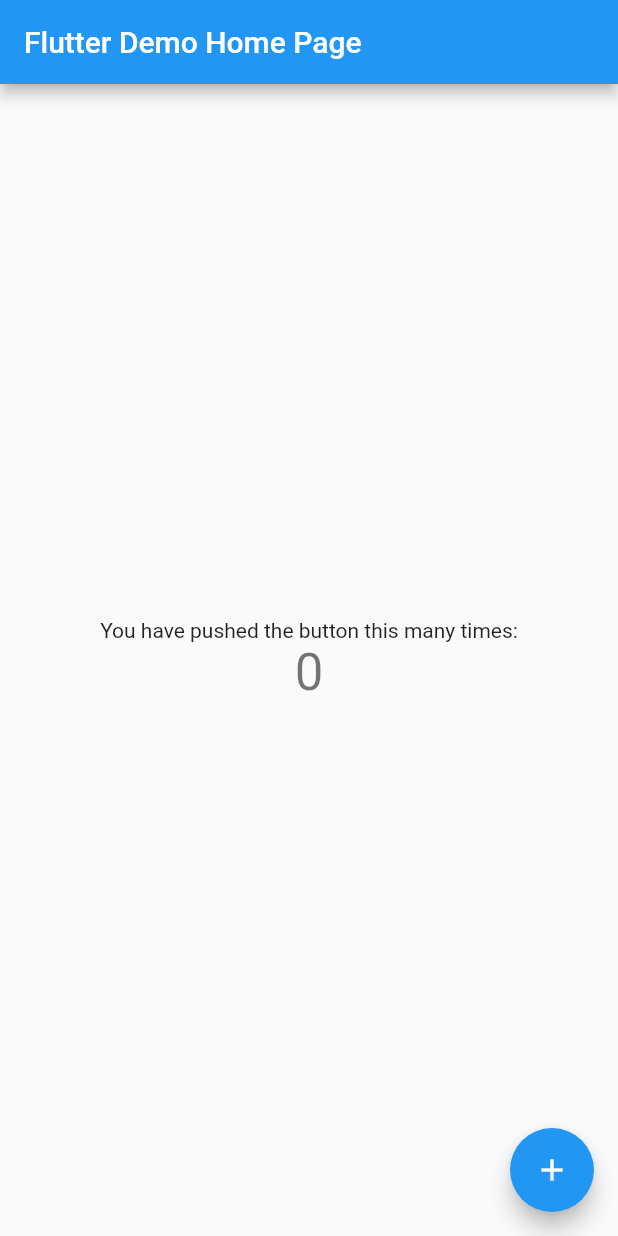
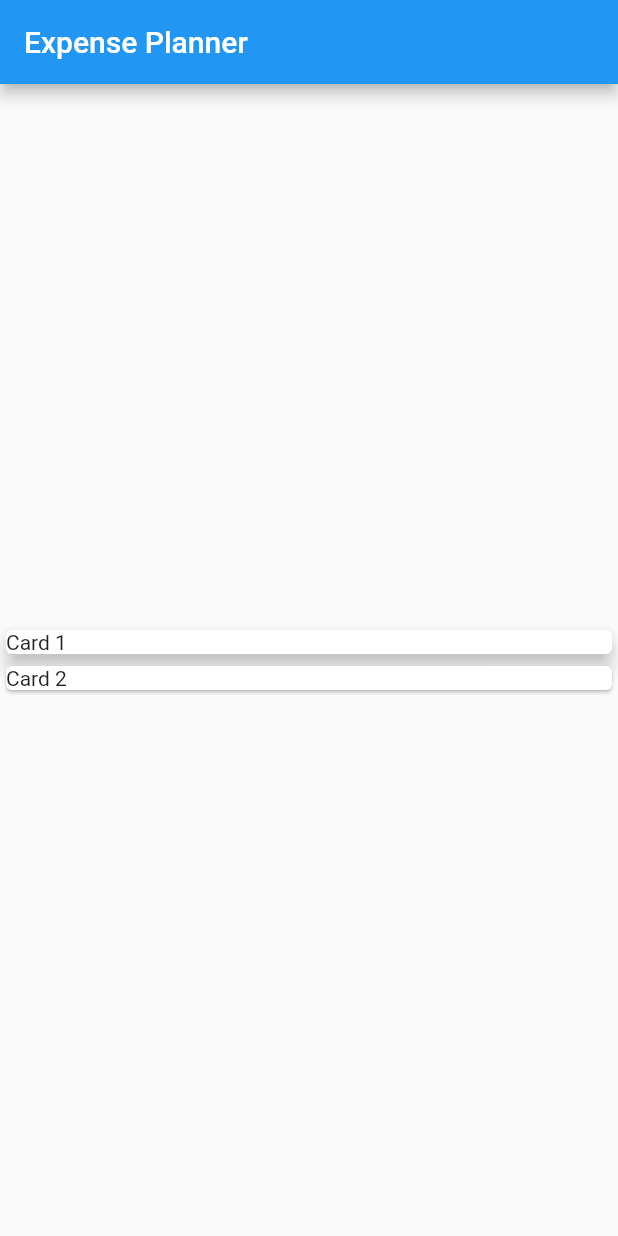
Before and after one commit to shahrazeahmad07/expense_planner, a Flutter app: the screen it shows after launch, on a phone screen of 412 x 824 dp. Run offline on Flutter 3.47's test engine with Material 2 defaults, Android fonts, the phone set to English and light mode, and no system bars.

Commit message:
Added Cards for transaction and calender

```diff
--- a/lib/main.dart
+++ b/lib/main.dart
@@ -1,115 +1,42 @@
 import 'package:flutter/material.dart';
 
 void main() {
-  runApp(const MyApp());
+  runApp(MyApp());
 }
 
 class MyApp extends StatelessWidget {
-  const MyApp({Key? key}) : super(key: key);
-
-  // This widget is the root of your application.
   @override
   Widget build(BuildContext context) {
     return MaterialApp(
       title: 'Flutter Demo',
       theme: ThemeData(
-        // This is the theme of your application.
-        //
-        // Try running your application with "flutter run". You'll see the
-        // application has a blue toolbar. Then, without quitting the app, try
-        // changing the primarySwatch below to Colors.green and then invoke
-        // "hot reload" (press "r" in the console where you ran "flutter run",
-        // or simply save your changes to "hot reload" in a Flutter IDE).
-        // Notice that the counter didn't reset back to zero; the application
-        // is not restarted.
         primarySwatch: Colors.blue,
       ),
-      home: const MyHomePage(title: 'Flutter Demo Home Page'),
+      home: MyHomePage(),
     );
   }
 }
 
-class MyHomePage extends StatefulWidget {
-  const MyHomePage({Key? key, required this.title}) : super(key: key);
-
-  // This widget is the home page of your application. It is stateful, meaning
-  // that it has a State object (defined below) that contains fields that affect
-  // how it looks.
-
-  // This class is the configuration for the state. It holds the values (in this
-  // case the title) provided by the parent (in this case the App widget) and
-  // used by the build method of the State. Fields in a Widget subclass are
-  // always marked "final".
-
-  final String title;
-
-  @override
-  State<MyHomePage> createState() => _MyHomePageState();
-}
-
-class _MyHomePageState extends State<MyHomePage> {
-  int _counter = 0;
-
-  void _incrementCounter() {
-    setState(() {
-      // This call to setState tells the Flutter framework that something has
-      // changed in this State, which causes it to rerun the build method below
-      // so that the display can reflect the updated values. If we changed
-      // _counter without calling setState(), then the build method would not be
-      // called again, and so nothing would appear to happen.
-      _counter++;
-    });
-  }
-
+class MyHomePage extends StatelessWidget {
   @override
   Widget build(BuildContext context) {
-    // This method is rerun every time setState is called, for instance as done
-    // by the _incrementCounter method above.
-    //
-    // The Flutter framework has been optimized to make rerunning build methods
-    // fast, so that you can just rebuild anything that needs updating rather
-    // than having to individually change instances of widgets.
     return Scaffold(
       appBar: AppBar(
-        // Here we take the value from the MyHomePage object that was created by
-        // the App.build method, and use it to set our appbar title.
-        title: Text(widget.title),
+        title: const Text("Expense Planner"),
       ),
-      body: Center(
-        // Center is a layout widget. It takes a single child and positions it
-        // in the middle of the parent.
-        child: Column(
-          // Column is also a layout widget. It takes a list of children and
-          // arranges them vertically. By default, it sizes itself to fit its
-          // children horizontally, and tries to be as tall as its parent.
-          //
-          // Invoke "debug painting" (press "p" in the console, choose the
-          // "Toggle Debug Paint" action from the Flutter Inspector in Android
-          // Studio, or the "Toggle Debug Paint" command in Visual Studio Code)
-          // to see the wireframe for each widget.
-          //
-          // Column has various properties to control how it sizes itself and
-          // how it positions its children. Here we use mainAxisAlignment to
-          // center the children vertically; the main axis here is the vertical
-          // axis because Columns are vertical (the cross axis would be
-          // horizontal).
-          mainAxisAlignment: MainAxisAlignment.center,
-          children: <Widget>[
-            const Text(
-              'You have pushed the button this many times:',
-            ),
-            Text(
-              '$_counter',
-              style: Theme.of(context).textTheme.headline4,
-            ),
-          ],
-        ),
+      body: Column(
+        mainAxisAlignment: MainAxisAlignment.center,
+        crossAxisAlignment: CrossAxisAlignment.stretch,
+        children: const [
+          Card(
+            child: Text("Card 1"),
+            elevation: 5,
+          ),
+          Card(
+            child: Text("Card 2"),
+          ),
+        ],
       ),
-      floatingActionButton: FloatingActionButton(
-        onPressed: _incrementCounter,
-        tooltip: 'Increment',
-        child: const Icon(Icons.add),
-      ), // This trailing comma makes auto-formatting nicer for build methods.
     );
   }
 }
```
Also changed, not shown: 1 other file.
